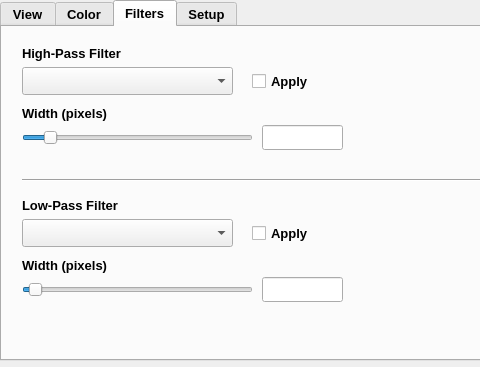
Old version of the form src/gui/rtimvControlPanel.ui in the repository jaredmales/rtimv; both pictures show x 0 to 480 and y 0 to 367 of the 723 by 367 pixel window.
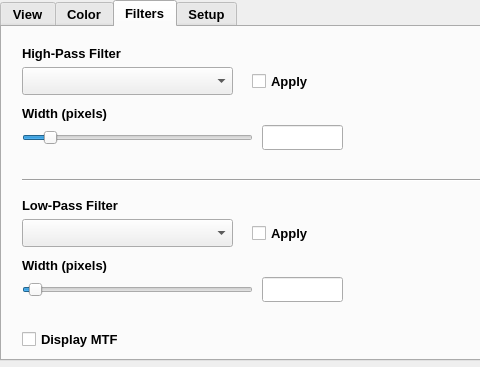
New version of the form. Icons and pictures are not drawn.

Commit message: Add MTF display mode

What changed in the file:
```diff
--- a/src/gui/rtimvControlPanel.ui
+++ b/src/gui/rtimvControlPanel.ui
@@ -2075,6 +2075,19 @@
       <set>Qt::AlignRight|Qt::AlignTrailing|Qt::AlignVCenter</set>
      </property>
     </widget>
+    <widget class="QCheckBox" name="mtfApplyCheck">
+     <property name="geometry">
+      <rect>
+       <x>20</x>
+       <y>302</y>
+       <width>221</width>
+       <height>20</height>
+      </rect>
+     </property>
+     <property name="text">
+      <string>Display MTF</string>
+     </property>
+    </widget>
    </widget>
    <widget class="QWidget" name="tabSetup">
     <attribute name="title">
```
The commit also changes 18 other files.
